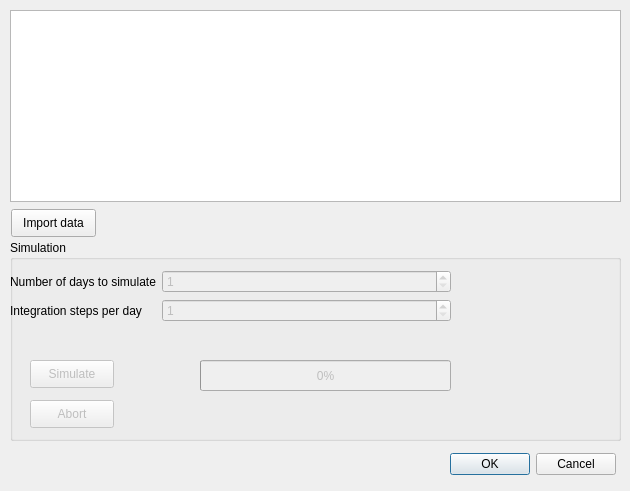
madsmh/Orbit-Cpp, file importdata.ui: the form before one commit.
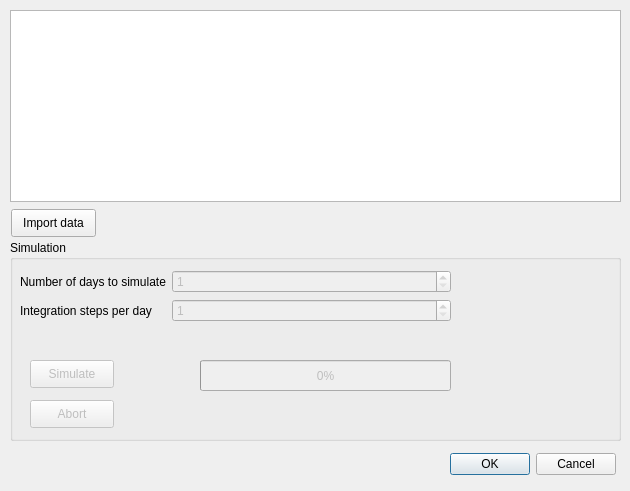
The form after the commit.

Diff of the .ui file:
```diff
--- a/importdata.ui
+++ b/importdata.ui
@@ -44,9 +44,9 @@
    <widget class="QWidget" name="formLayoutWidget">
     <property name="geometry">
      <rect>
-      <x>0</x>
+      <x>10</x>
       <y>30</y>
-      <width>441</width>
+      <width>431</width>
       <height>71</height>
      </rect>
     </property>
```
